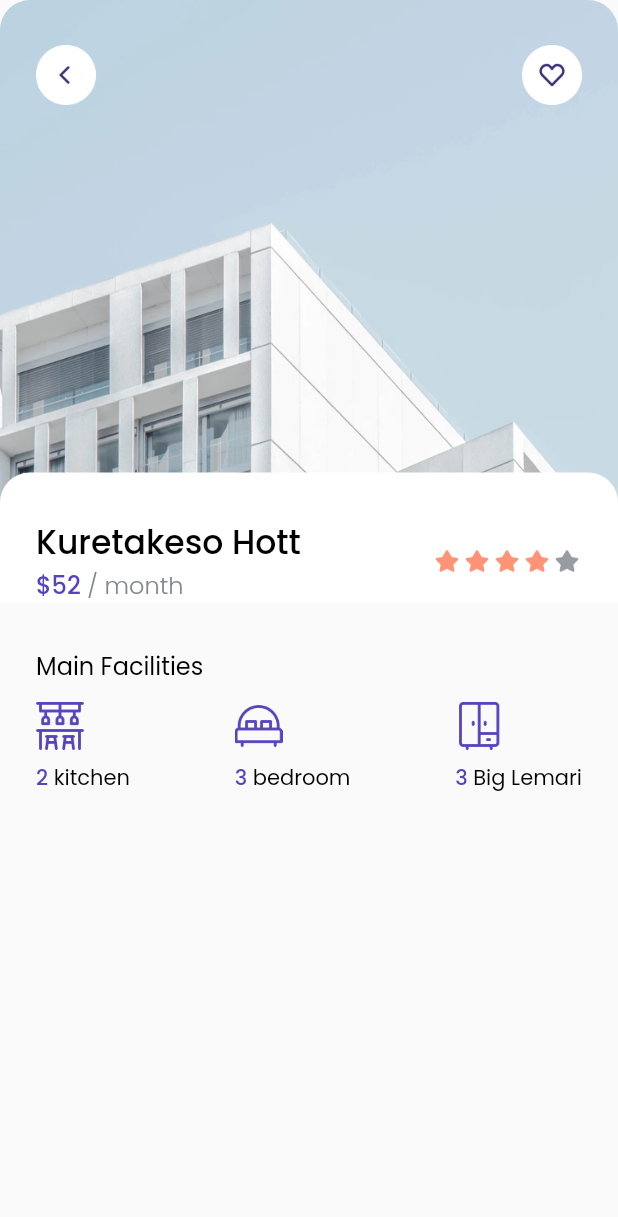
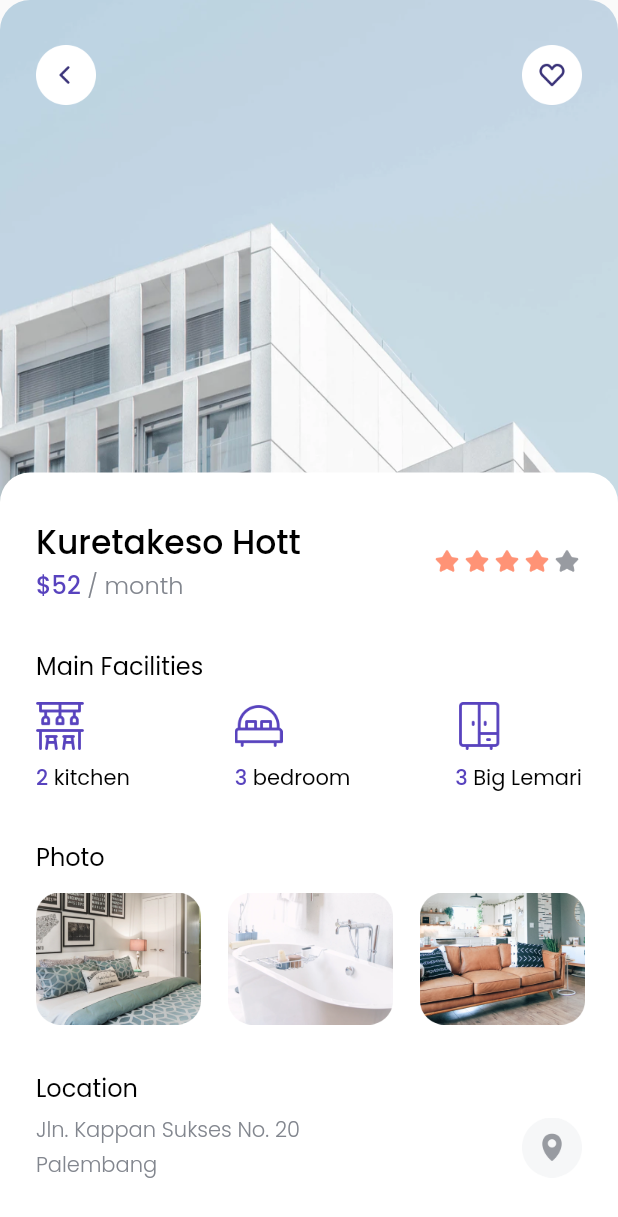
Before and after one commit to amrizal94/kelas_bwa, a Flutter app: the DetailPage screen opened directly, on a phone screen of 412 x 824 dp. Shown: the top 1217 px of the screen. Run offline on Flutter 3.47's test engine with Material 2 defaults, Android fonts, the phone set to English and light mode, and no system bars; our stand-ins replace google_fonts.

Commit message:
finish page error on cozy

```diff
--- /dev/null
+++ b/cozy/lib/models/photos.dart
@@ -0,0 +1,6 @@
+class Photos {
+  int? id;
+  String? imageUrl;
+
+  Photos({this.id, this.imageUrl});
+}
--- a/cozy/lib/pages/detail_page.dart
+++ b/cozy/lib/pages/detail_page.dart
@@ -1,6 +1,8 @@
 import 'package:cozy/models/facilities.dart';
+import 'package:cozy/models/photos.dart';
 import 'package:cozy/theme.dart';
 import 'package:cozy/widgets/main_facilities.dart';
+import 'package:cozy/widgets/photo_card.dart';
 import 'package:flutter/material.dart';
 
 class DetailPage extends StatelessWidget {
@@ -10,6 +12,7 @@ class DetailPage extends StatelessWidget {
   Widget build(BuildContext context) {
     return Scaffold(
       body: SafeArea(
+        bottom: false,
         child: Stack(
           children: [
             ClipRRect(
@@ -23,8 +26,7 @@ class DetailPage extends StatelessWidget {
                 fit: BoxFit.cover,
               ),
             ),
-            ListView(
-              children: [
+            ListView(children: [
               const SizedBox(
                 height: 315,
               ),
@@ -35,8 +37,7 @@ class DetailPage extends StatelessWidget {
                       top: Radius.circular(20),
                     ),
                     color: whiteColor),
-                  child: Column(
-                    children: [
+                child: Column(children: [
                   const SizedBox(
                     height: 30,
                   ),
@@ -59,8 +60,7 @@ class DetailPage extends StatelessWidget {
                             Text.rich(
                               TextSpan(
                                   text: '\$52',
-                                      style: purpleTextStyle.copyWith(
-                                          fontSize: 16),
+                                  style: purpleTextStyle.copyWith(fontSize: 16),
                                   children: [
                                     TextSpan(
                                       text: ' / month',
@@ -100,9 +100,6 @@ class DetailPage extends StatelessWidget {
                       ],
                     ),
                   ),
-                    ],
-                  ),
-                ),
                   const SizedBox(
                     height: 30,
                   ),
@@ -110,11 +107,15 @@ class DetailPage extends StatelessWidget {
                     padding: EdgeInsets.symmetric(
                       horizontal: edge,
                     ),
-                  child: Text(
+                    child: Row(
+                      children: [
+                        Text(
                           'Main Facilities',
                           style: regularTextStyle.copyWith(
                             fontSize: 16,
                           ),
+                        ),
+                      ],
                     ),
                   ),
                   const SizedBox(
@@ -130,27 +131,149 @@ class DetailPage extends StatelessWidget {
                               id: 1,
                               imageUrl: 'assets/images/icon_kitchen.png',
                               count: 2,
-                            name: ' kitchen'),
+                              name: ' kitchen',
+                            ),
                           ),
                           MainFacilities(
                             facilities: Facilities(
                               id: 2,
                               imageUrl: 'assets/images/icon_bedroom.png',
                               count: 3,
-                            name: ' bedroom'),
+                              name: ' bedroom',
+                            ),
                           ),
                           MainFacilities(
                             facilities: Facilities(
                               id: 3,
                               imageUrl: 'assets/images/icon_cupboard.png',
                               count: 3,
-                            name: ' Big Lemari'),
-                      )
-                    ],
+                              name: ' Big Lemari',
+                            ),
+                          ),
+                        ]),
+                  ),
+                  const SizedBox(
+                    height: 30,
+                  ),
+                  Padding(
+                    padding: EdgeInsets.symmetric(
+                      horizontal: edge,
+                    ),
+                    child: Row(children: [
+                      Text('Photo',
+                          style: regularTextStyle.copyWith(
+                            fontSize: 16,
+                          )),
+                    ]),
+                  ),
+                  const SizedBox(
+                    height: 12,
+                  ),
+                  SizedBox(
+                    height: 88,
+                    child: ListView(
+                      scrollDirection: Axis.horizontal,
+                      children: [
+                        SizedBox(
+                          width: edge,
+                        ),
+                        PhotoCard(
+                          photos: Photos(
+                            imageUrl: 'assets/images/photo1.png',
+                          ),
+                        ),
+                        PhotoCard(
+                          photos: Photos(
+                            imageUrl: 'assets/images/photo2.png',
+                          ),
+                        ),
+                        PhotoCard(
+                          photos: Photos(
+                            imageUrl: 'assets/images/photo3.png',
                           ),
                         ),
                       ],
                     ),
+                  ),
+                  const SizedBox(
+                    height: 30,
+                  ),
+                  Padding(
+                    padding: EdgeInsets.symmetric(
+                      horizontal: edge,
+                    ),
+                    child: Row(children: [
+                      Text(
+                        'Location',
+                        style: regularTextStyle.copyWith(
+                          fontSize: 16,
+                        ),
+                      )
+                    ]),
+                  ),
+                  const SizedBox(
+                    height: 6,
+                  ),
+                  Padding(
+                    padding: EdgeInsets.symmetric(
+                      horizontal: edge,
+                    ),
+                    child: Row(
+                      mainAxisAlignment: MainAxisAlignment.spaceBetween,
+                      children: [
+                        Column(
+                          crossAxisAlignment: CrossAxisAlignment.start,
+                          children: [
+                            Text(
+                              'Jln. Kappan Sukses No. 20',
+                              style: greyTextStyle,
+                            ),
+                            const SizedBox(
+                              height: 2,
+                            ),
+                            Text(
+                              'Palembang',
+                              style: greyTextStyle,
+                            ),
+                          ],
+                        ),
+                        InkWell(
+                          onTap: () {},
+                          child: Image.asset(
+                            'assets/images/btn_map.png',
+                            width: 40,
+                          ),
+                        ),
+                      ],
+                    ),
+                  ),
+                  const SizedBox(
+                    height: 40,
+                  ),
+                  SizedBox(
+                    width: 327,
+                    height: 50,
+                    child: ElevatedButton(
+                      onPressed: () {},
+                      child: Text(
+                        'Book Now',
+                        style: whiteTextStyle.copyWith(
+                          fontSize: 18,
+                        ),
+                      ),
+                      style: ButtonStyle(
+                        backgroundColor: MaterialStateProperty.all(purpleColor),
+                        shape: MaterialStateProperty.all(
+                          RoundedRectangleBorder(
+                            borderRadius: BorderRadius.circular(17),
+                          ),
+                        ),
+                      ),
+                    ),
+                  ),
+                ]),
+              ),
+            ]),
             Padding(
               padding: EdgeInsets.symmetric(horizontal: edge, vertical: 30),
               child: Row(
--- /dev/null
+++ b/cozy/lib/widgets/photo_card.dart
@@ -0,0 +1,20 @@
+import 'package:cozy/models/photos.dart';
+import 'package:flutter/material.dart';
+
+class PhotoCard extends StatelessWidget {
+  const PhotoCard({Key? key, this.photos}) : super(key: key);
+
+  final Photos? photos;
+
+  @override
+  Widget build(BuildContext context) {
+    return Row(
+      children: [
+        Image.asset(photos?.imageUrl ?? 'assets/images/photo1.png'),
+        const SizedBox(
+          width: 18,
+        ),
+      ],
+    );
+  }
+}
--- a/cozy/lib/widgets/space_card.dart
+++ b/cozy/lib/widgets/space_card.dart
@@ -1,5 +1,6 @@
 import 'package:cozy/models/space.dart';
 import 'package:cozy/pages/detail_page.dart';
+import 'package:cozy/pages/error_page.dart';
 import 'package:cozy/theme.dart';
 import 'package:flutter/material.dart';
 
@@ -15,7 +16,8 @@ class SpaceCard extends StatelessWidget {
         Navigator.push(
           context,
           MaterialPageRoute(
-            builder: (context) => const DetailPage(),
+            builder: (context) =>
+                space.id == 1 ? const DetailPage() : const ErrorPage(),
           ),
         );
       },
```
Also changed, not shown: cozy/lib/pages/error_page.dart (added, +67 -0 lines). Lines whose indentation alone changed are shown as unchanged.
